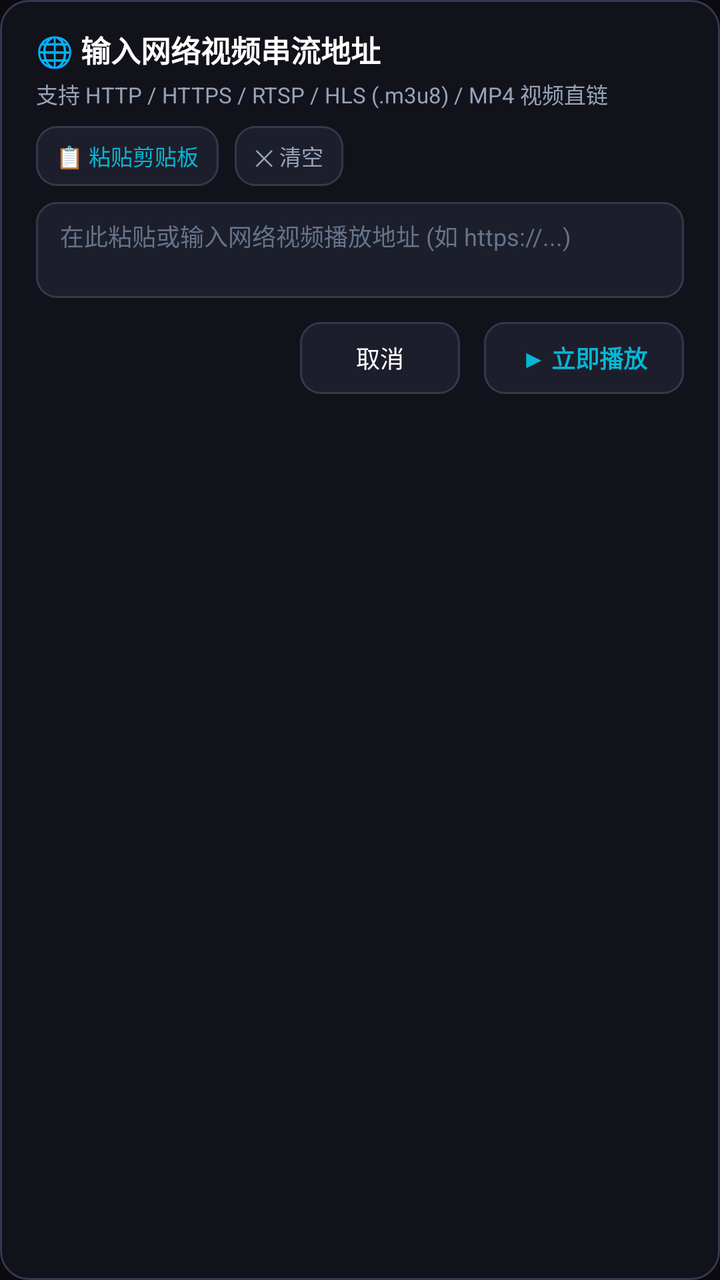
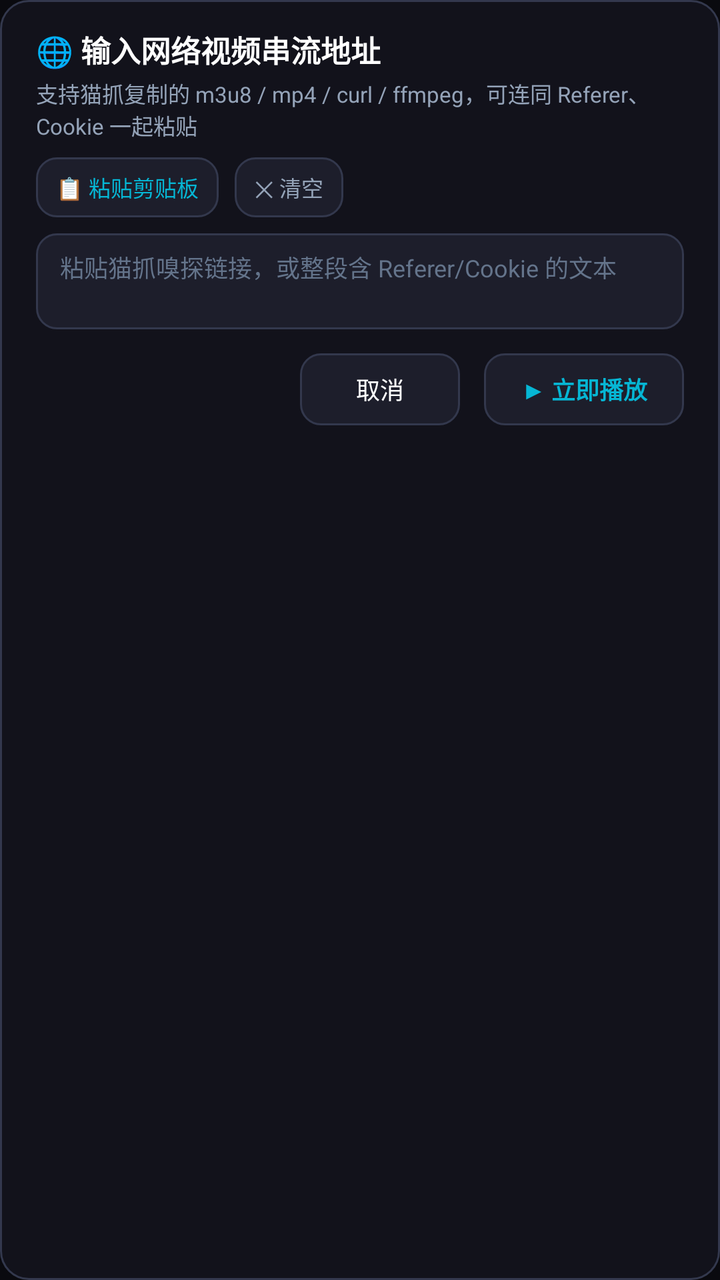

Compare the two renders of this Android layout. The source of the first and the diff that turns it into the second are given below.
<!-- AndroidManifest.xml: application theme Theme.VRPlayer -->
<!-- res/layout/dialog_network_url.xml -->
<?xml version="1.0" encoding="utf-8"?>
<LinearLayout xmlns:android="http://schemas.android.com/apk/res/android"
    android:layout_width="match_parent"
    android:layout_height="wrap_content"
    android:background="@drawable/bg_panel"
    android:orientation="vertical"
    android:paddingStart="18dp"
    android:paddingTop="14dp"
    android:paddingEnd="18dp"
    android:paddingBottom="14dp">

    
    <TextView
        android:id="@+id/tvDialogTitle"
        android:layout_width="wrap_content"
        android:layout_height="wrap_content"
        android:text="🌐 输入网络视频串流地址"
        android:textColor="@color/white"
        android:textSize="15sp"
        android:textStyle="bold" />

    <TextView
        android:id="@+id/tvDialogSubtitle"
        android:layout_width="wrap_content"
        android:layout_height="wrap_content"
        android:layout_marginTop="3dp"
        android:text="支持 HTTP / HTTPS / RTSP / HLS (.m3u8) / MP4 视频直链"
        android:textColor="@color/text_muted"
        android:textSize="11sp" />

    
    <LinearLayout
        android:layout_width="match_parent"
        android:layout_height="wrap_content"
        android:layout_marginTop="8dp"
        android:gravity="center_vertical"
        android:orientation="horizontal">

        <Button
            android:id="@+id/btnPasteUrl"
            android:layout_width="wrap_content"
            android:layout_height="30dp"
            android:background="@drawable/bg_button"
            android:minWidth="0dp"
            android:minHeight="0dp"
            android:paddingStart="10dp"
            android:paddingEnd="10dp"
            android:text="📋 粘贴剪贴板"
            android:textColor="@color/cyan_accent"
            android:textSize="11sp" />

        <Button
            android:id="@+id/btnClearUrl"
            android:layout_width="wrap_content"
            android:layout_height="30dp"
            android:layout_marginStart="8dp"
            android:background="@drawable/bg_button"
            android:minWidth="0dp"
            android:minHeight="0dp"
            android:paddingStart="10dp"
            android:paddingEnd="10dp"
            android:text="✕ 清空"
            android:textColor="@color/text_muted"
            android:textSize="11sp" />

        <TextView
            android:id="@+id/tvUrlLengthHint"
            android:layout_width="0dp"
            android:layout_height="wrap_content"
            android:layout_marginStart="8dp"
            android:layout_weight="1"
            android:ellipsize="end"
            android:gravity="end"
            android:maxLines="1"
            android:textColor="@color/text_muted"
            android:textSize="10sp" />
    </LinearLayout>

    
    <EditText
        android:id="@+id/etNetworkUrl"
        android:layout_width="match_parent"
        android:layout_height="wrap_content"
        android:layout_marginTop="8dp"
        android:background="@drawable/bg_button"
        android:gravity="top|start"
        android:hint="在此粘贴或输入网络视频播放地址 (如 https://...)"
        android:maxHeight="75dp"
        android:maxLines="3"
        android:minHeight="48dp"
        android:paddingStart="12dp"
        android:paddingTop="8dp"
        android:paddingEnd="12dp"
        android:paddingBottom="8dp"
        android:scrollbars="vertical"
        android:textColor="@color/white"
        android:textColorHint="#64748B"
        android:textSize="12sp" />

    
    <LinearLayout
        android:layout_width="match_parent"
        android:layout_height="wrap_content"
        android:layout_marginTop="12dp"
        android:gravity="end|center_vertical"
        android:orientation="horizontal">

        <Button
            android:id="@+id/btnCancelUrl"
            android:layout_width="wrap_content"
            android:layout_height="36dp"
            android:background="@drawable/bg_button"
            android:minWidth="80dp"
            android:paddingStart="14dp"
            android:paddingEnd="14dp"
            android:text="取消"
            android:textColor="@color/white"
            android:textSize="12sp" />

        <Button
            android:id="@+id/btnPlayUrl"
            android:layout_width="wrap_content"
            android:layout_height="36dp"
            android:layout_marginStart="12dp"
            android:background="@drawable/bg_button"
            android:minWidth="100dp"
            android:paddingStart="16dp"
            android:paddingEnd="16dp"
            android:text="▶ 立即播放"
            android:textColor="@color/cyan_accent"
            android:textSize="12sp"
            android:textStyle="bold" />
    </LinearLayout>

</LinearLayout>
<!-- resources referenced by this layout -->
<resources>
  <color name="cyan_accent">#06B6D4</color>
  <color name="text_muted">#94A3B8</color>
  <color name="white">#FFFFFFFF</color>
  <!-- drawable bg_button (drawable) -->
  <?xml version="1.0" encoding="utf-8"?>
  <shape xmlns:android="http://schemas.android.com/apk/res/android"
      android:shape="rectangle">
      <corners android:radius="10dp" />
      <solid android:color="@color/panel_bg_secondary" />
      <stroke
          android:width="1dp"
          android:color="@color/panel_border" />
  </shape>
  <!-- drawable bg_panel (drawable) -->
  <?xml version="1.0" encoding="utf-8"?>
  <shape xmlns:android="http://schemas.android.com/apk/res/android"
      android:shape="rectangle">
      <corners android:radius="14dp" />
      <solid android:color="@color/panel_bg" />
      <stroke
          android:width="1dp"
          android:color="@color/panel_border" />
  </shape>
  <style name="Theme.VRPlayer" parent="Theme.AppCompat.NoActionBar">
          <item name="android:windowBackground">@color/dark_bg</item>
          <item name="android:statusBarColor">@color/black</item>
          <item name="android:navigationBarColor">@color/black</item>
      </style>
  <color name="panel_bg_secondary">#D91F202E</color>
  <color name="panel_border">#33384D</color>
  <color name="panel_bg">#D914141E</color>
  <color name="dark_bg">#0A0A0F</color>
  <color name="black">#FF000000</color>
</resources>

<!-- the commit's change to res/layout/dialog_network_url.xml (unified diff, before → after) -->
@@ -24,7 +24,7 @@
         android:layout_width="wrap_content"
         android:layout_height="wrap_content"
         android:layout_marginTop="3dp"
-        android:text="支持 HTTP / HTTPS / RTSP / HLS (.m3u8) / MP4 视频直链"
+        android:text="支持猫抓复制的 m3u8 / mp4 / curl / ffmpeg，可连同 Referer、Cookie 一起粘贴"
         android:textColor="@color/text_muted"
         android:textSize="11sp" />
 
@@ -84,9 +84,9 @@
         android:layout_marginTop="8dp"
         android:background="@drawable/bg_button"
         android:gravity="top|start"
-        android:hint="在此粘贴或输入网络视频播放地址 (如 https://...)"
-        android:maxHeight="75dp"
-        android:maxLines="3"
+        android:hint="粘贴猫抓嗅探链接，或整段含 Referer/Cookie 的文本"
+        android:maxHeight="88dp"
+        android:maxLines="5"
         android:minHeight="48dp"
         android:paddingStart="12dp"
         android:paddingTop="8dp"
